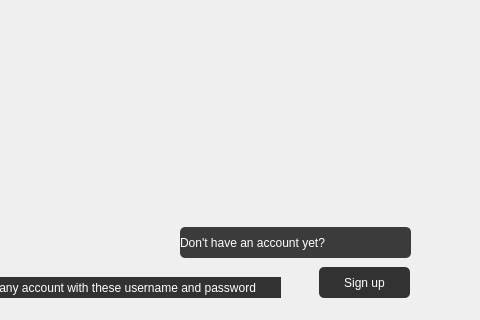
This is login.ui in mohammadfattahi11/AP_Project as Qt 5 draws it before an edit; both pictures show x 320 to 800 and y 93 to 413 of the 800 by 413 pixel window. The edited form follows.
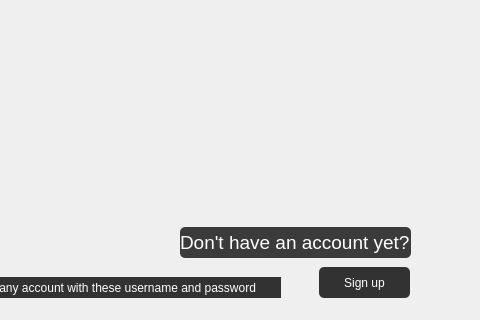
This is the edited form. Icons and pictures are not drawn.

```diff
--- a/login.ui
+++ b/login.ui
@@ -99,8 +99,18 @@
      <height>31</height>
     </rect>
    </property>
+   <property name="font">
+    <font>
+     <family>MS Shell Dlg 2</family>
+     <pointsize>14</pointsize>
+     <weight>50</weight>
+     <italic>false</italic>
+     <bold>false</bold>
+    </font>
+   </property>
    <property name="styleSheet">
     <string notr="true">font: 14pt &quot;MS Shell Dlg 2&quot;;
+color: rgb(255, 0, 4);
 background-color:rgb(59, 59, 59);
 border-radius: 5px; 
 color:rgb(255, 255, 255);</string>
```
